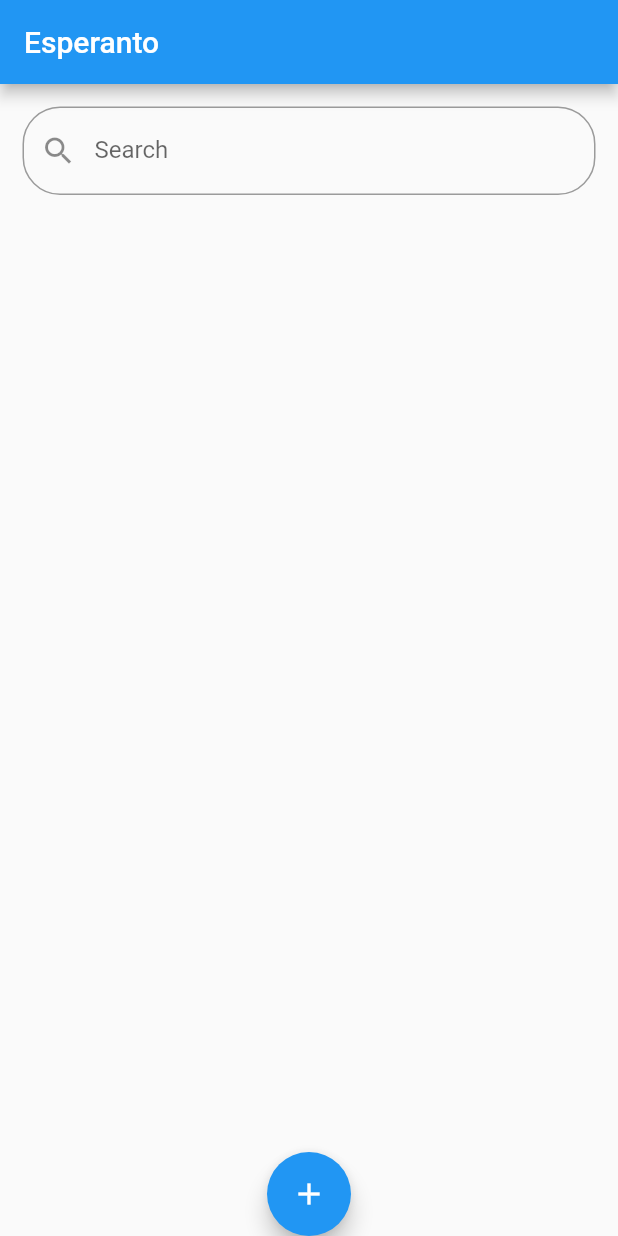
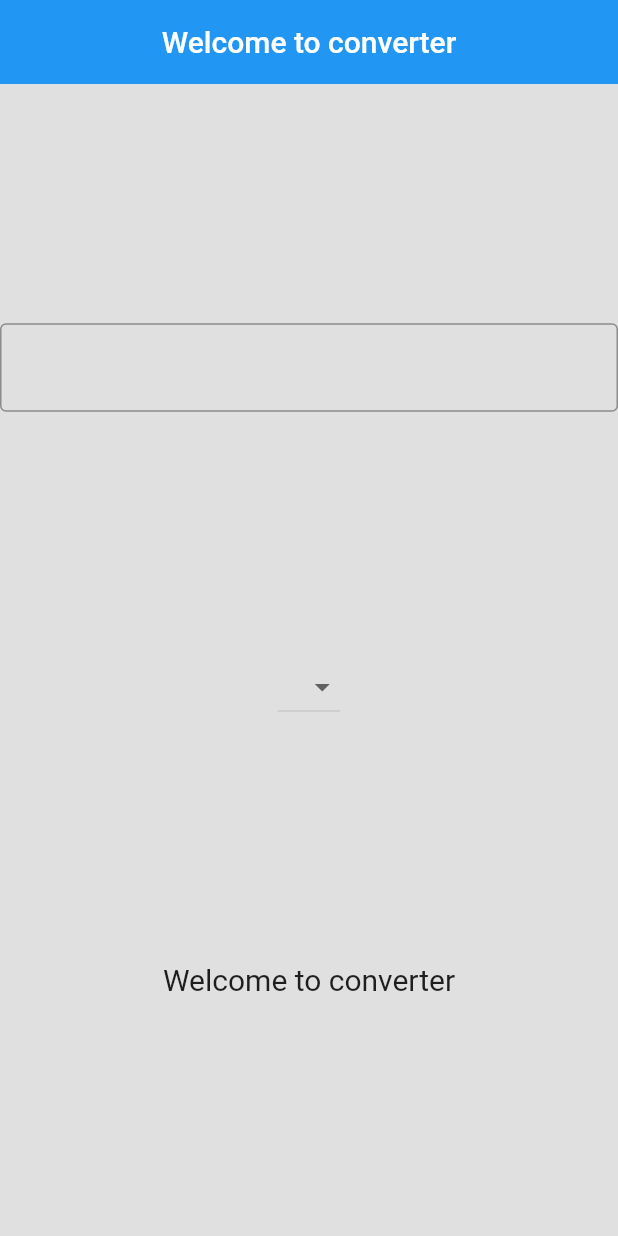
Before and after one commit to sitkat/vortaro, a Flutter app: the screen it shows after launch, on a phone screen of 412 x 824 dp. Run offline on Flutter 3.47's test engine with Material 2 defaults, Android fonts, the light colour scheme and no system bars; our stand-ins replace sqflite, sqflite_common_ffi; missing offline and left inert: translator; accounts and stored records are empty.

Commit message:
add translator and theme

```diff
--- a/lib/app_router/custom_router.dart
+++ b/lib/UI/app_router/custom_router.dart
@@ -1,5 +1,5 @@
 import 'package:flutter/material.dart';
-import 'package:vortaro/app_router/constants_router.dart';
+import 'package:vortaro/UI/app_router/constants_router.dart';
 import 'package:vortaro/screens/home_screen.dart';
 import 'package:vortaro/screens/not_found_screen.dart';
 
--- /dev/null
+++ b/lib/UI/app_theme/custom_theme.dart
@@ -0,0 +1,9 @@
+import 'package:flutter/material.dart';
+
+final lightTheme = ThemeData(
+  scaffoldBackgroundColor: Colors.grey[300],
+  appBarTheme: const AppBarTheme(
+    iconTheme: IconThemeData(color: Colors.black),
+    elevation: 0,
+  ),
+);
--- a/lib/main.dart
+++ b/lib/main.dart
@@ -1,7 +1,9 @@
 import 'package:flutter/material.dart';
+import 'package:vortaro/UI/app_theme/custom_theme.dart';
 import 'package:vortaro/data_base/data_base_helper.dart';
 import 'package:vortaro/data_base/data_controller.dart';
 import 'package:vortaro/screens/home_screen.dart';
+import 'package:vortaro/screens/translator_screen.dart';
 
 Future<void> main() async {
   WidgetsFlutterBinding.ensureInitialized();
@@ -16,9 +18,11 @@ class MyApp extends StatelessWidget {
 
   @override
   Widget build(BuildContext context) {
-    return const MaterialApp(
+    return MaterialApp(
+      theme: lightTheme,
       title: 'Esperanto',
-      home: HomeScreen(),
+      // home: HomeScreen(),
+      home: TranslatorScreen(),
       // onGenerateRoute: CustomRouter.generatedRoute(),
       // initialRoute: homeRoute,
     );
--- /dev/null
+++ b/lib/screens/translator_screen.dart
@@ -0,0 +1,60 @@
+import 'package:flutter/material.dart';
+import 'package:translator/translator.dart';
+
+class TranslatorScreen extends StatefulWidget {
+  const TranslatorScreen({Key? key}) : super(key: key);
+
+  @override
+  State<TranslatorScreen> createState() => _TranslatorScreenState();
+}
+
+class _TranslatorScreenState extends State<TranslatorScreen> {
+  var chosenValue = "ru";
+  String string = "Welcome to converter";
+  final translator = GoogleTranslator();
+
+  @override
+  Widget build(BuildContext context) {
+    return Scaffold(
+
+      appBar: AppBar(
+        title: Text(string),
+        centerTitle: true,
+      ),
+      body: Center(
+        child: Column(
+          mainAxisAlignment: MainAxisAlignment.spaceEvenly,
+          children: [
+            TextField(
+              decoration: const InputDecoration(border: OutlineInputBorder()),
+              onChanged: (String? value) {
+                setState(() {
+                  string = value.toString();
+                  chosenValue = 'ru';
+                });
+              },
+            ),
+            DropdownButton(
+              items: <String>['en', 'ru', 'eo']
+                  .map<DropdownMenuItem<String>>((String value) {
+                return DropdownMenuItem<String>(
+                  child: Text(value),
+                  value: value,
+                );
+              }).toList(),
+              onChanged: (String? value) async {
+                var trans = await translator.translate(string,
+                    from: chosenValue, to: value.toString());
+                setState(() {
+                  string = trans.text;
+                  chosenValue = value.toString();
+                });
+              },
+            ),
+            Text(string, style: TextStyle(fontSize: 20),)
+          ],
+        ),
+      ),
+    );
+  }
+}
--- a/pubspec.yaml
+++ b/pubspec.yaml
@@ -16,6 +16,7 @@ dependencies:
   sqflite: ^2.2.5
   path_provider: ^2.0.13
   sqflite_common_ffi: ^2.2.1+1
+  translator: ^0.1.7
 #  country_icons: ^2.0.2
 
 dev_dependencies:
```
Also changed, not shown: lib/UI/app_router/constants_router.dart (renamed from lib/app_router/constants_router.dart), pubspec.lock.
